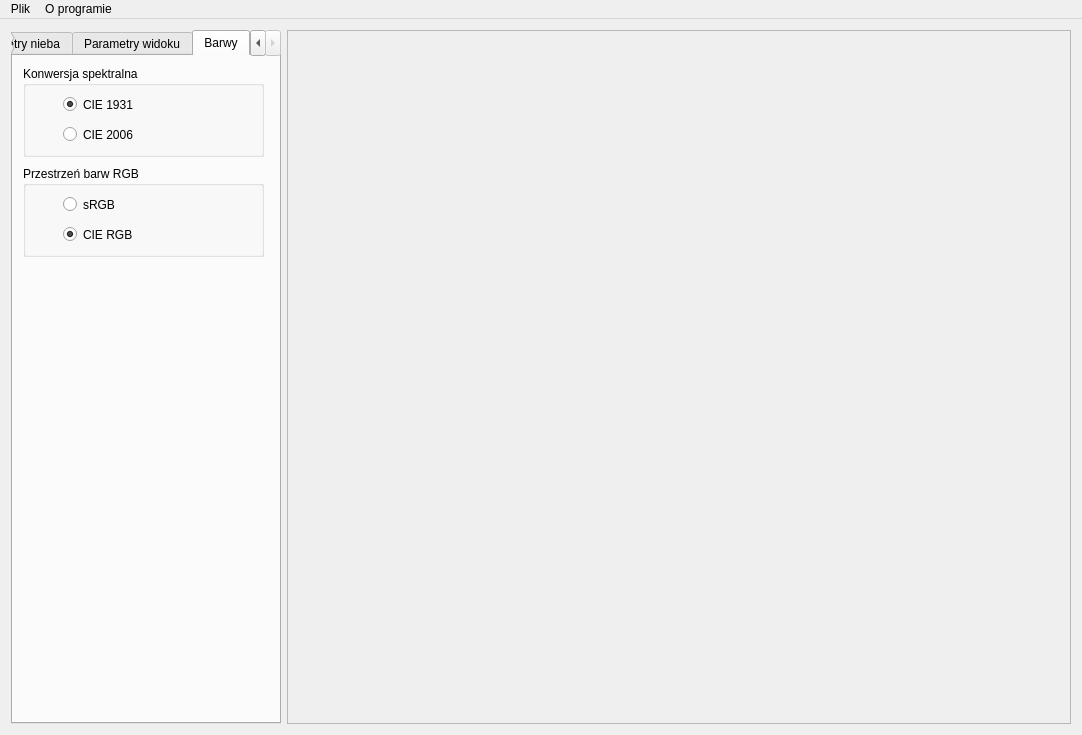
First picture: the form in mainwindow.ui, repository nieznanysprawiciel/model_nieba, before the edit.
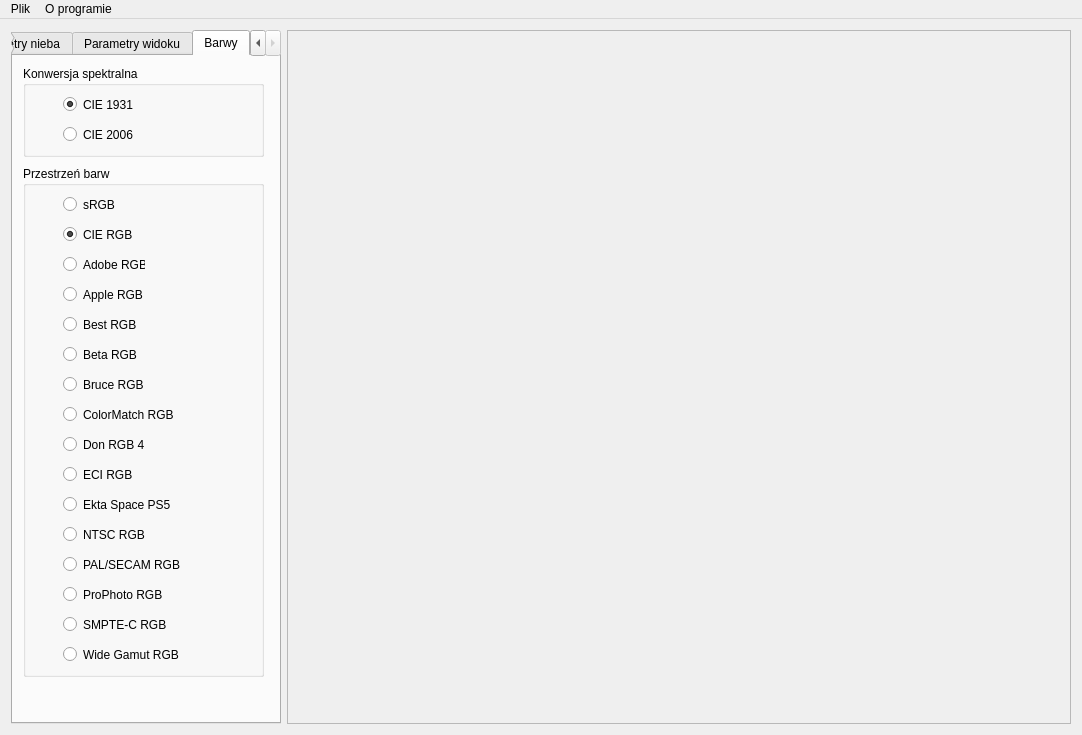
Second picture: the form after the edit. The open tabs and pages were chosen to show the change.

Diff of the .ui file:
```diff
--- a/mainwindow.ui
+++ b/mainwindow.ui
@@ -1805,7 +1805,7 @@
             <x>10</x>
             <y>110</y>
             <width>241</width>
-            <height>91</height>
+            <height>511</height>
            </rect>
           </property>
           <property name="toolTip">
@@ -1815,7 +1815,7 @@
            <number>5000</number>
           </property>
           <property name="title">
-           <string>Przestrzeń barw RGB</string>
+           <string>Przestrzeń barw</string>
           </property>
           <widget class="QRadioButton" name="radioButton_3">
            <property name="geometry">
@@ -1846,6 +1846,188 @@
             <bool>true</bool>
            </property>
           </widget>
+          <widget class="QRadioButton" name="radioAdobeRGB">
+           <property name="geometry">
+            <rect>
+             <x>40</x>
+             <y>90</y>
+             <width>82</width>
+             <height>17</height>
+            </rect>
+           </property>
+           <property name="text">
+            <string>Adobe RGB</string>
+           </property>
+          </widget>
+          <widget class="QRadioButton" name="radioAppleRGB">
+           <property name="geometry">
+            <rect>
+             <x>40</x>
+             <y>120</y>
+             <width>82</width>
+             <height>17</height>
+            </rect>
+           </property>
+           <property name="text">
+            <string>Apple RGB</string>
+           </property>
+          </widget>
+          <widget class="QRadioButton" name="radioBestRGB">
+           <property name="geometry">
+            <rect>
+             <x>40</x>
+             <y>150</y>
+             <width>82</width>
+             <height>17</height>
+            </rect>
+           </property>
+           <property name="text">
+            <string>Best RGB</string>
+           </property>
+          </widget>
+          <widget class="QRadioButton" name="radioBetaRGB">
+           <property name="geometry">
+            <rect>
+             <x>40</x>
+             <y>180</y>
+             <width>82</width>
+             <height>17</height>
+            </rect>
+           </property>
+           <property name="text">
+            <string>Beta RGB</string>
+           </property>
+          </widget>
+          <widget class="QRadioButton" name="radioBruceRGB">
+           <property name="geometry">
+            <rect>
+             <x>40</x>
+             <y>210</y>
+             <width>82</width>
+             <height>17</height>
+            </rect>
+           </property>
+           <property name="text">
+            <string>Bruce RGB</string>
+           </property>
+          </widget>
+          <widget class="QRadioButton" name="radioColorMatch">
+           <property name="geometry">
+            <rect>
+             <x>40</x>
+             <y>240</y>
+             <width>141</width>
+             <height>17</height>
+            </rect>
+           </property>
+           <property name="text">
+            <string>ColorMatch RGB</string>
+           </property>
+          </widget>
+          <widget class="QRadioButton" name="radioDonRGB">
+           <property name="geometry">
+            <rect>
+             <x>40</x>
+             <y>270</y>
+             <width>82</width>
+             <height>17</height>
+            </rect>
+           </property>
+           <property name="text">
+            <string>Don RGB 4</string>
+           </property>
+          </widget>
+          <widget class="QRadioButton" name="radioECIRGB">
+           <property name="geometry">
+            <rect>
+             <x>40</x>
+             <y>300</y>
+             <width>82</width>
+             <height>17</height>
+            </rect>
+           </property>
+           <property name="text">
+            <string>ECI RGB</string>
+           </property>
+          </widget>
+          <widget class="QRadioButton" name="radioEktaSpace">
+           <property name="geometry">
+            <rect>
+             <x>40</x>
+             <y>330</y>
+             <width>131</width>
+             <height>17</height>
+            </rect>
+           </property>
+           <property name="text">
+            <string>Ekta Space PS5</string>
+           </property>
+          </widget>
+          <widget class="QRadioButton" name="radioNTSCRGB">
+           <property name="geometry">
+            <rect>
+             <x>40</x>
+             <y>360</y>
+             <width>82</width>
+             <height>17</height>
+            </rect>
+           </property>
+           <property name="text">
+            <string>NTSC RGB</string>
+           </property>
+          </widget>
+          <widget class="QRadioButton" name="radioPalSecamRGB">
+           <property name="geometry">
+            <rect>
+             <x>40</x>
+             <y>390</y>
+             <width>121</width>
+             <height>17</height>
+            </rect>
+           </property>
+           <property name="text">
+            <string>PAL/SECAM RGB</string>
+           </property>
+          </widget>
+          <widget class="QRadioButton" name="radioProPhotoRGB">
+           <property name="geometry">
+            <rect>
+             <x>40</x>
+             <y>420</y>
+             <width>101</width>
+             <height>17</height>
+            </rect>
+           </property>
+           <property name="text">
+            <string>ProPhoto RGB</string>
+           </property>
+          </widget>
+          <widget class="QRadioButton" name="radioSMPTE">
+           <property name="geometry">
+            <rect>
+             <x>40</x>
+             <y>450</y>
+             <width>111</width>
+             <height>17</height>
+            </rect>
+           </property>
+           <property name="text">
+            <string>SMPTE-C RGB</string>
+           </property>
+          </widget>
+          <widget class="QRadioButton" name="radioWideGamutRGB">
+           <property name="geometry">
+            <rect>
+             <x>40</x>
+             <y>480</y>
+             <width>131</width>
+             <height>17</height>
+            </rect>
+           </property>
+           <property name="text">
+            <string>Wide Gamut RGB</string>
+           </property>
+          </widget>
          </widget>
         </widget>
        </widget>
```
Left out of the diff: 11 changed lines with no effect on the pictures.
